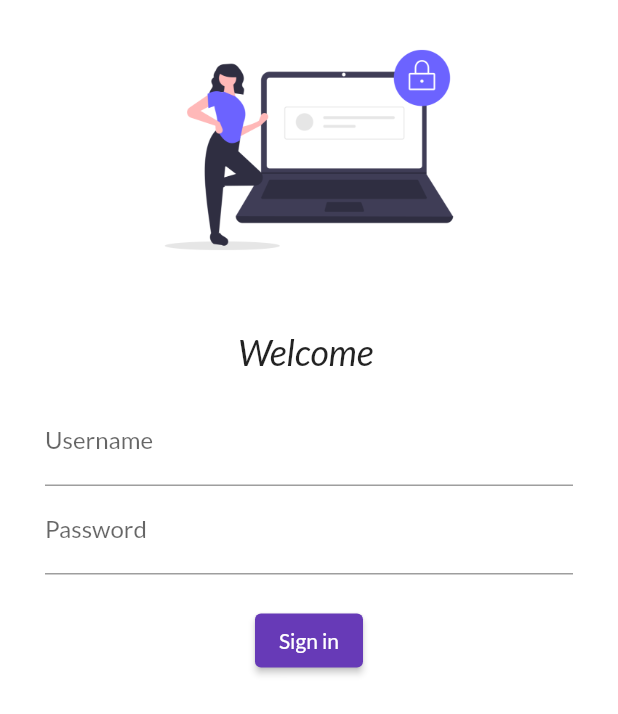
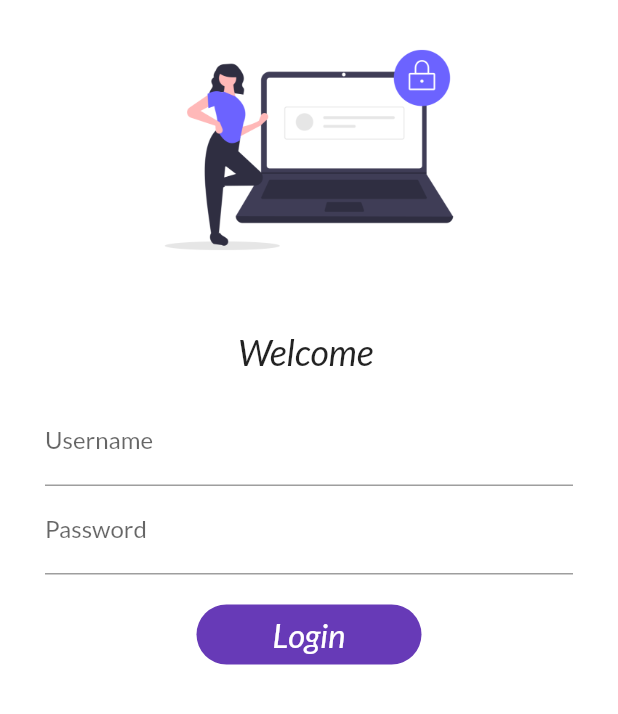
Before and after one commit to harshchoudhary1233/flutter_application_1, a Flutter app: the screen it shows after launch, on a phone screen of 412 x 824 dp. Shown: the top 714 px of the screen. Run offline on Flutter 3.47's test engine with Material 2 defaults, Android fonts, the phone set to English and light mode, and no system bars; our stand-ins replace google_fonts.

Commit message:
Day 4 completed

```diff
--- a/lib/Pages/login_page.dart
+++ b/lib/Pages/login_page.dart
@@ -1,5 +1,7 @@
+import 'package:flutter/cupertino.dart';
 import 'package:flutter/material.dart';
 import 'package:flutter_application_1/utils/routes.dart';
+import 'package:google_fonts/google_fonts.dart';
 
 class LoginPage extends StatefulWidget {
   @override
@@ -8,6 +10,7 @@ class LoginPage extends StatefulWidget {
 
 class _LoginPageState extends State<LoginPage> {
   String name = "";
+  bool changeState = false;
   @override
   Widget build(BuildContext context) {
     return Material(
@@ -40,9 +43,7 @@ class _LoginPageState extends State<LoginPage> {
                           labelText: "Username"),
                       onChanged: (value) {
                         name = value;
-                        setState(() {
-
-                        });
+                        setState(() {});
                       },
                     ),
                     TextFormField(
@@ -53,12 +54,50 @@ class _LoginPageState extends State<LoginPage> {
                     SizedBox(
                       height: 20,
                     ),
-                    ElevatedButton(
-                        style: TextButton.styleFrom(),
-                        onPressed: () {
-                          Navigator.pushNamed(context, MyRoutes.homeRoute);
+                    // inkwell makes container clickable, we can also use gesture detector but inkwell shows some click efffects.
+                    Material(
+                      color: changeState ? Colors.green : Colors.deepPurple,
+                      borderRadius: changeState? BorderRadius.circular(22): BorderRadius.circular(20),
+                      child: InkWell(
+                        onTap: () async {
+                          setState(() {
+                            changeState = true;
+                          });
+                          await Future.delayed(Duration(seconds: 1));
+                         // Navigator.pushNamed(context, MyRoutes.homeRoute);
                         },
-                        child: Text("Sign in"))
+                        child: AnimatedContainer(
+                          duration: Duration(seconds: 1),
+                          width: changeState ? 40 : 150,
+                          height: 40,
+                          alignment: Alignment.center,
+                          child: changeState
+                              ? Icon(
+                                  Icons.done,
+                                  color: Colors.white,
+                                )
+                              : Text("Login",
+                                  style: TextStyle(
+                                    fontSize: 22,
+                                    fontStyle: FontStyle.italic,
+                                    color: Colors.white,
+                                  )),
+                          // decoration: BoxDecoration(
+                          //   shape: changeState
+                          //       ? BoxShape.circle
+                          //       : BoxShape.rectangle,
+                          //   color: changeState ? Colors.green : Colors.deepPurple,
+                          //   // borderRadius: BorderRadius.circular(22)
+                          // ),
+                        ),
+                      ),
+                    )
+                    // ElevatedButton(
+                    //     style: TextButton.styleFrom(),
+                    //     onPressed: () {
+                    //       Navigator.pushNamed(context, MyRoutes.homeRoute);
+                    //     },
+                    //     child: Text("Sign in"))
                   ],
                 ),
               )
```
